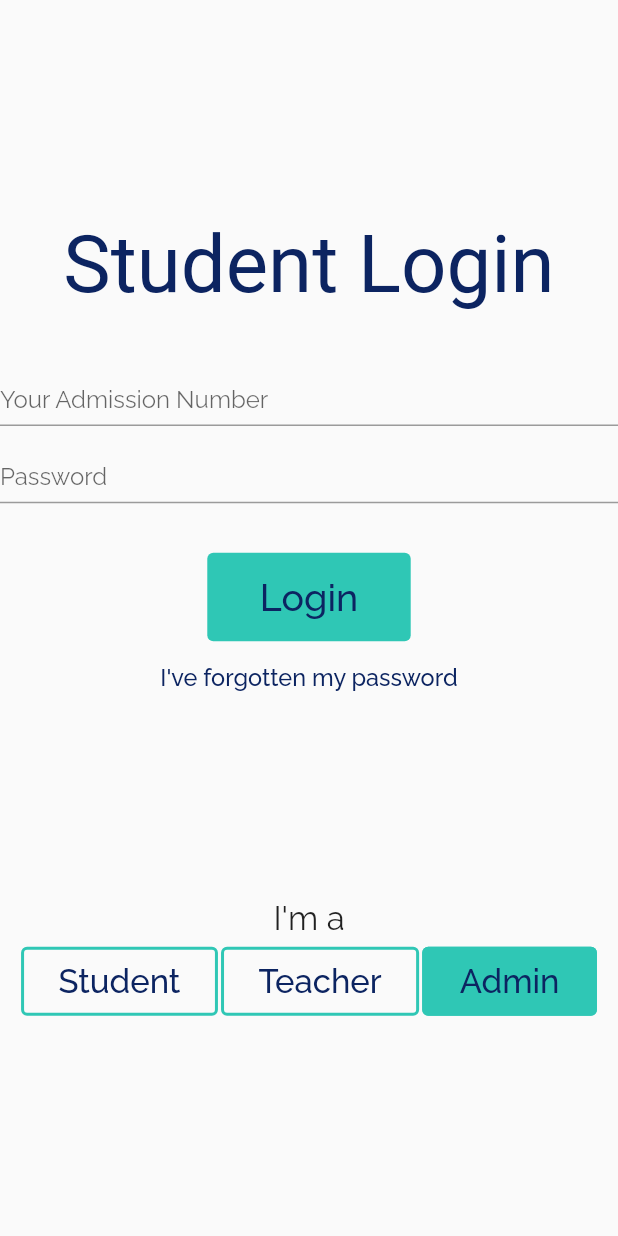
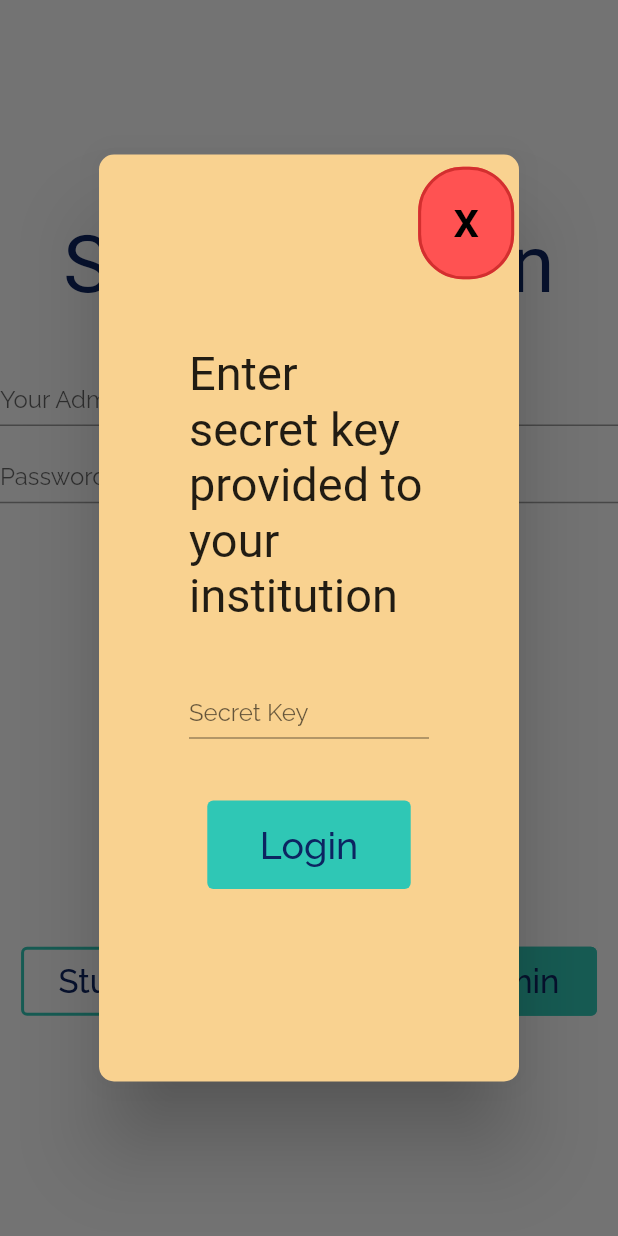
Before and after one commit to Soundarya03/backpack-webapp, a Flutter app: the LoginWidget widget shown alone on an empty page, opened directly, after a tap on "Admin", on a phone screen of 412 x 824 dp. Run offline on Flutter 3.47's test engine with Material 2 defaults, Android fonts, the phone set to English and light mode, and no system bars; our stand-ins replace google_fonts.

Commit message:
admin dialog 1.0

```diff
--- /dev/null
+++ b/lib/admin_dialog.dart
@@ -0,0 +1,105 @@
+import 'package:flutter/material.dart';
+import 'package:google_fonts/google_fonts.dart';
+
+adminDialog(BuildContext context) async {
+  var size = MediaQuery.of(context).size;
+  var mediumFont = size.height * 0.038;
+  var keyController = TextEditingController();
+
+  var dialog = Dialog(
+    backgroundColor: Color(0xfff9d290),
+    shape: RoundedRectangleBorder(
+      borderRadius: BorderRadius.circular(10),
+    ),
+    child: Container(
+      height: size.height * 0.75,
+      width: size.width * 0.6,
+      child: Stack(
+        children: [
+          Align(
+            alignment: Alignment(0.97, -0.97),
+            child: TextButton(
+              onPressed: () {
+                Navigator.pop(context);
+              },
+              child: Text(
+                'x',
+                style: GoogleFonts.fredokaOne(
+                    fontSize: mediumFont * 1.1, color: Colors.black),
+              ),
+              style: ButtonStyle(
+                shape: MaterialStateProperty.all<OutlinedBorder>(
+                    RoundedRectangleBorder(
+                  borderRadius: BorderRadius.circular(30),
+                )),
+                backgroundColor:
+                    MaterialStateProperty.all<Color>(Colors.redAccent),
+                padding: MaterialStateProperty.all<EdgeInsetsGeometry>(
+                    EdgeInsets.fromLTRB(0, 15, 0, 20)),
+                side: MaterialStateProperty.all<BorderSide>(BorderSide(
+                  color: Colors.red[700],
+                  width: 2,
+                )),
+              ),
+            ),
+          ),
+          Align(
+            alignment: Alignment.center,
+            child: Padding(
+              padding: const EdgeInsets.fromLTRB(60, 0, 60, 0),
+              child: Column(
+                mainAxisAlignment: MainAxisAlignment.center,
+                mainAxisSize: MainAxisSize.max,
+                children: [
+                  Text(
+                    'Enter secret key provided to your institution',
+                    style: GoogleFonts.fredokaOne(
+                      fontSize: mediumFont,
+                    ),
+                  ),
+                  SizedBox(
+                    height: size.height * 0.05,
+                  ),
+                  TextFormField(
+                    controller: keyController,
+                    decoration: InputDecoration(
+                      hintText: 'Secret Key',
+                      isDense: true,
+                      focusColor: Color(0xff0c2461),
+                    ),
+                  ),
+                  SizedBox(
+                    height: size.height * 0.05,
+                  ),
+                  TextButton(
+                      style: ButtonStyle(
+                        padding: MaterialStateProperty.all<EdgeInsetsGeometry>(
+                            EdgeInsets.fromLTRB(35, 15, 35, 15)),
+                        backgroundColor:
+                            MaterialStateProperty.all<Color>(Color(0xff2fc7b5)),
+                      ),
+                      onPressed: () => {
+                            //if(keyController.text == 'ritnps')
+                          },
+                      child: Text(
+                        'Login',
+                        style: TextStyle(
+                          color: Color(0xff0c2461),
+                          fontSize: mediumFont * 0.8,
+                        ),
+                      )),
+                ],
+              ),
+            ),
+          ),
+        ],
+      ),
+    ),
+  );
+
+  return showDialog(
+      context: context,
+      builder: (BuildContext context) {
+        return dialog;
+      });
+}
--- a/lib/login.dart
+++ b/lib/login.dart
@@ -1,4 +1,5 @@
 import 'package:flutter/material.dart';
+import 'package:flutter_web_trials/admin_dialog.dart';
 import 'package:google_fonts/google_fonts.dart';
 
 class LoginWidget extends StatefulWidget {
@@ -148,6 +149,7 @@ class _LoginWidgetState extends State<LoginWidget> {
               onPressed: () => {
                 setState(() {
                   choice = 3;
+                  adminDialog(context);
                 })
               },
               style: ButtonStyle(
```
